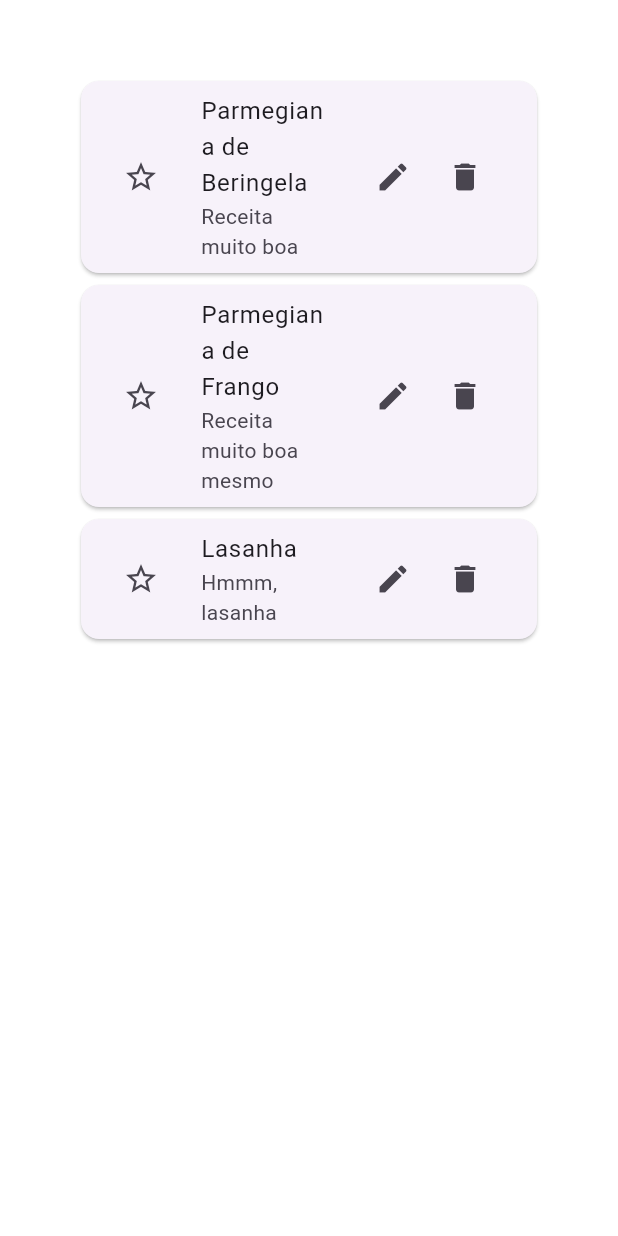
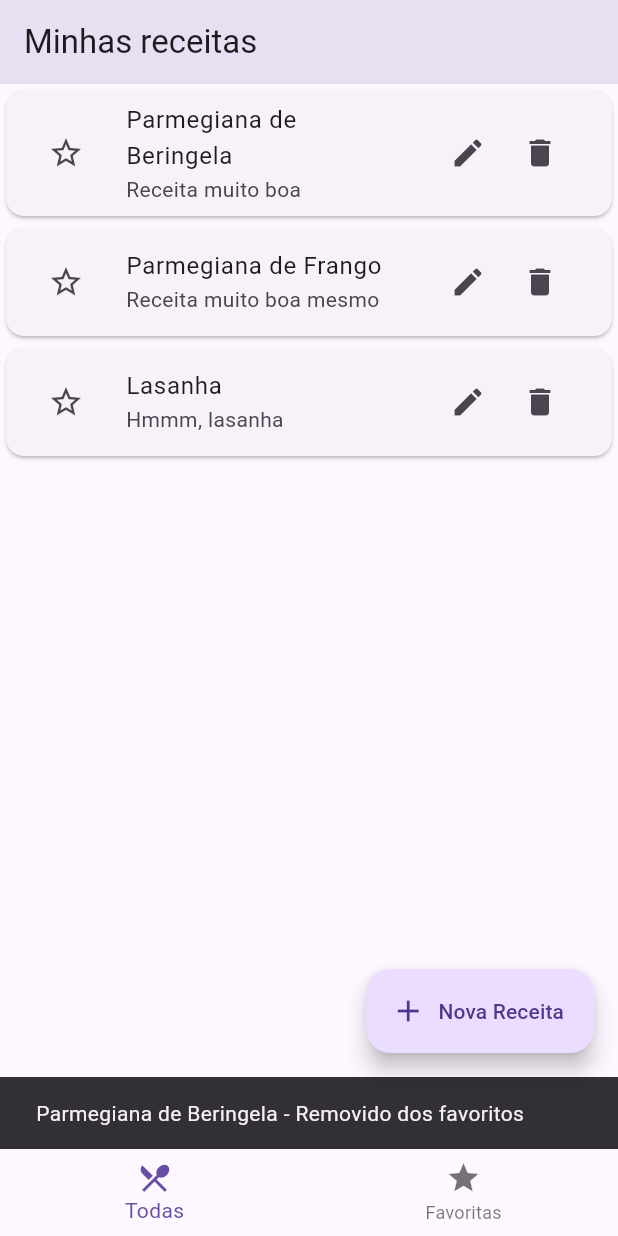
Before and after one commit to victorcassao/programacao-mobile-8A, a Flutter app: the screen it shows after launch, after a tap on the "star" icon, on a phone screen of 412 x 824 dp. Run offline on Flutter 3.47's test engine with Material 3 defaults, Android fonts, the phone set to English and light mode, and no system bars.

Commit message:
aula_20250903

```diff
--- a/lib/main.dart
+++ b/lib/main.dart
@@ -7,19 +7,35 @@ void main() {
 
 class MyApp extends StatelessWidget {
   const MyApp({super.key});
-
-  // This widget is the root of your application.
   @override
   Widget build(BuildContext context) {
-    return MaterialApp(title: 'Flutter Demo', home: HomePage());
+    return MaterialApp(
+      title: 'ReceitasApp',
+      home: HomePage(),
+      debugShowCheckedModeBanner: false,
+      //   theme: ThemeData(
+      //     colorScheme: ColorScheme.fromSeed(seedColor: Colors.deepOrange)
+      //   ),
+      //   darkTheme: ThemeData(
+      //     colorScheme: ColorScheme.fromSeed(
+      //       seedColor: Colors.deepOrange,
+      //       brightness: Brightness.dark,
+      //     )
+      //   ),
+      //   themeMode: ThemeMode.light,
+    );
   }
 }
 
-class HomePage extends StatelessWidget {
+class HomePage extends StatefulWidget {
   const HomePage({super.key});
 
   @override
-  Widget build(BuildContext context) {
+  State<HomePage> createState() => _HomePageState();
+}
+
+class _HomePageState extends State<HomePage> {
+  int _indice = 0;
   List<Map<String, dynamic>> minhasReceitas = [
     {
       "titulo": "Parmegiana de Beringela",
@@ -37,6 +53,59 @@ class HomePage extends StatelessWidget {
       "estaFavoritada": false,
     },
   ];
-    return PaginaListaReceitas(dadosReceitas: minhasReceitas);
+
+  void alternarFavoritoPorTitulo(String titulo){
+    final idx = minhasReceitas.indexWhere((e) => e['titulo'] == titulo);
+
+    setState(() {
+      minhasReceitas[idx]["estaFavoritada"] = !minhasReceitas[idx]["estaFavoritada"];
+    });
+
+    final msg = minhasReceitas[idx]["estaFavoritada"]
+      ? 'Adicionado aos favoritos'
+      : 'Removido dos favoritos';
+    ScaffoldMessenger.of(context).showSnackBar(
+      SnackBar(
+        content: Text("${ minhasReceitas[idx]['titulo']} - $msg"),
+        duration: Duration(seconds: 2),
+      )
+    );
+  }
+
+  @override
+  Widget build(BuildContext context) {
+    final todasReceitas = minhasReceitas;
+    final favoritas = minhasReceitas
+        .where((e) => e['estaFavoritada'] == true)
+        .toList();
+
+    List<Widget> telas = [
+      PaginaListaReceitas(dadosReceitas: todasReceitas, aoAlternarFavorito: alternarFavoritoPorTitulo,),
+      PaginaListaReceitas(dadosReceitas: favoritas, aoAlternarFavorito: alternarFavoritoPorTitulo,),
+    ];
+
+    return Scaffold(
+      appBar: AppBar(title: Text('Minhas receitas'), elevation: 20),
+      body: IndexedStack(index: _indice, children: telas),
+      bottomNavigationBar: BottomNavigationBar(
+        currentIndex: _indice,
+        onTap: (i) => setState(() => _indice = i),
+        items: [
+          BottomNavigationBarItem(
+            icon: Icon(Icons.restaurant_menu_outlined),
+            label: "Todas"
+          ),
+          BottomNavigationBarItem(
+            icon: Icon(Icons.star_sharp),
+            label: "Favoritas"
+          ),
+        ],
+      ),
+      floatingActionButton: FloatingActionButton.extended(
+        onPressed: () => print("Adicionar nova receita"),
+        label: Text('Nova Receita'),
+        icon: Icon(Icons.add),
+      ),
+    );
   }
 }
--- a/lib/pages/lista_receitas/pagina_lista_receitas.dart
+++ b/lib/pages/lista_receitas/pagina_lista_receitas.dart
@@ -1,42 +1,29 @@
 import 'package:flutter/material.dart';
 import 'package:programacao_mobile_8A/pages/lista_receitas/widgets/item_lista_receitas_widget.dart';
 
-class PaginaListaReceitas extends StatefulWidget {
+class PaginaListaReceitas extends StatelessWidget {
   final List<Map<String, dynamic>> dadosReceitas;
+  final void Function(String titulo) aoAlternarFavorito;
 
-  const PaginaListaReceitas({required this.dadosReceitas, super.key});
-
-  @override
-  State<PaginaListaReceitas> createState() => _PaginaListaReceitasState();
-}
-
-class _PaginaListaReceitasState extends State<PaginaListaReceitas> {
-  late List<Map<String, dynamic>> _receitas;
-
-  @override
-  void initState() {
-    super.initState();
-    _receitas = widget.dadosReceitas;
-  }
-
-  void alternarFavorito(int index){
-    setState(() {
-      _receitas[index]["estaFavoritada"] = !_receitas[index]["estaFavoritada"];
-    });
-  }
+  const PaginaListaReceitas(
+    {
+      required this.aoAlternarFavorito,
+      required this.dadosReceitas,
+      super.key
+    }
+  );
 
   @override
   Widget build(BuildContext context) {
     return ListView.builder(
-      padding: EdgeInsets.all(50),
-      itemCount: _receitas.length,
+      itemCount: dadosReceitas.length,
       itemBuilder: (context, index) {
-        var item = _receitas[index];
+        var item = dadosReceitas[index];
         return ItemListaReceita(
           titulo: item['titulo'],
           descricao: item['descricao'],
           estaFavoritada: item['estaFavoritada'],
-          aoFavoritar: () => alternarFavorito(index),
+          aoFavoritar: () => aoAlternarFavorito(item['titulo']),
         );
       },
     );
```
Also changed, not shown: 1 other file. Lines whose indentation alone changed are shown as unchanged.
